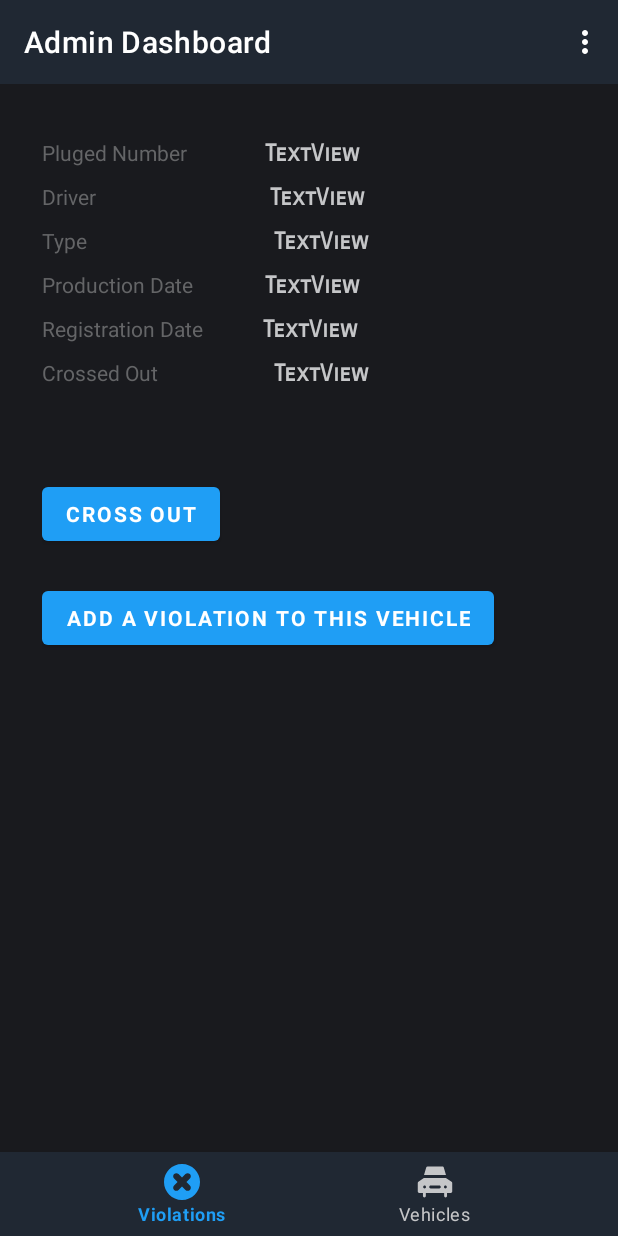
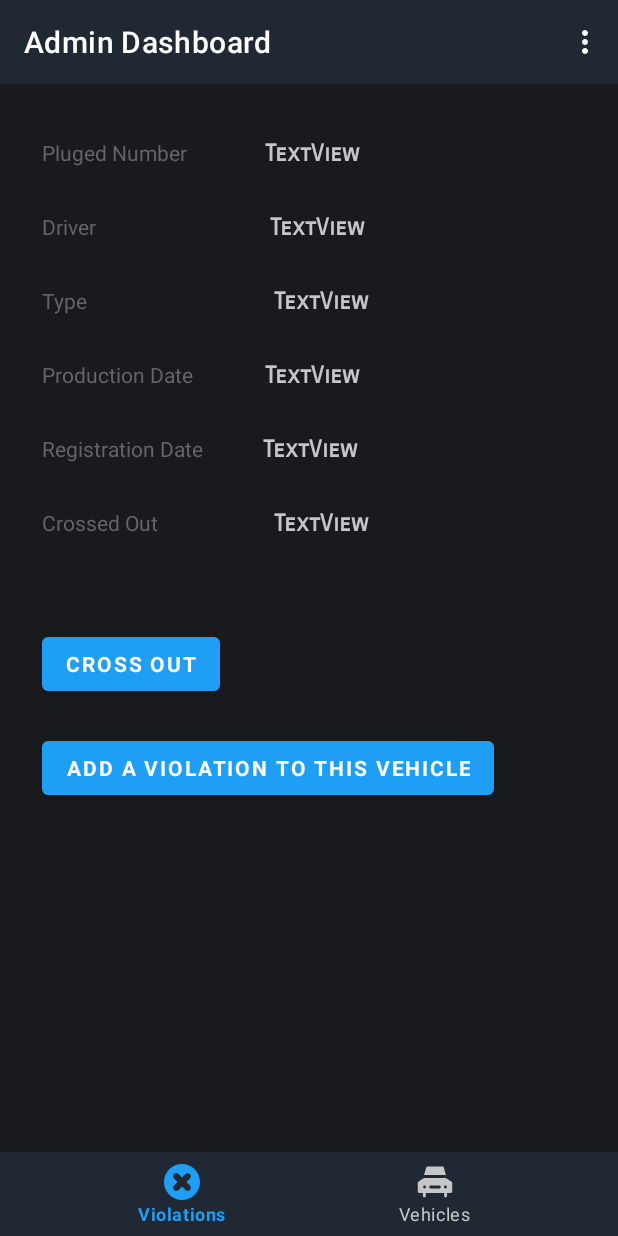
Before and after one commit to Tamashii90/android-hw, an Android app: the fragment VehicleDetailsFragment placed in its activity, on a phone screen of 412 x 824 dp. Run offline under Robolectric (Android 15) with nearby library versions, the light colour scheme and no system bars; our stand-ins replace navigation-ui; Roboto replaces fonts that are not available here; 8 statements that could not run were skipped.

Commit message:
fix small spacing issue

```diff
--- a/app/src/main/res/layout/fragment_vehicle_details.xml
+++ b/app/src/main/res/layout/fragment_vehicle_details.xml
@@ -31,7 +31,7 @@
                 app:layout_constraintStart_toStartOf="parent"
                 android:id="@+id/textView11"
                 app:layout_constraintTop_toBottomOf="@+id/textView10"
-                android:layout_marginTop="10dp"
+                android:layout_marginTop="30dp"
                 android:textColor="@color/text_dark"/>
 
         <TextView
@@ -41,7 +41,7 @@
                 app:layout_constraintStart_toStartOf="parent"
                 android:id="@+id/textView13"
                 app:layout_constraintTop_toBottomOf="@+id/textView11"
-                android:layout_marginTop="10dp"
+                android:layout_marginTop="30dp"
                 android:textColor="@color/text_dark"/>
 
         <TextView
@@ -51,7 +51,7 @@
                 app:layout_constraintStart_toStartOf="parent"
                 android:id="@+id/textView15"
                 app:layout_constraintTop_toBottomOf="@+id/textView14"
-                android:layout_marginTop="10dp"
+                android:layout_marginTop="30dp"
                 android:textColor="@color/text_dark"/>
 
         <TextView
@@ -61,7 +61,7 @@
                 app:layout_constraintStart_toStartOf="parent"
                 android:id="@+id/textView14"
                 app:layout_constraintTop_toBottomOf="@+id/textView13"
-                android:layout_marginTop="10dp"
+                android:layout_marginTop="30dp"
                 android:textColor="@color/text_dark"/>
 
         <TextView
@@ -71,74 +71,80 @@
                 app:layout_constraintStart_toStartOf="parent"
                 android:id="@+id/textView10"
                 app:layout_constraintTop_toBottomOf="@+id/textView9"
-                android:layout_marginTop="10dp"
+                android:layout_marginTop="30dp"
                 android:textColor="@color/text_dark"/>
 
         <TextView
                 android:text="TextView"
-                android:layout_width="wrap_content"
+                android:layout_width="0dp"
                 android:layout_height="wrap_content"
                 android:id="@+id/textView_vehicle_type"
                 android:layout_marginStart="124dp"
                 app:layout_constraintStart_toEndOf="@+id/textView11"
                 app:layout_constraintBaseline_toBaselineOf="@+id/textView11"
                 style="@style/MyLabel"
-                android:textColor="@color/text"/>
+                android:textColor="@color/text"
+                app:layout_constraintEnd_toEndOf="parent"/>
 
         <TextView
                 android:text="TextView"
-                android:layout_width="wrap_content"
+                android:layout_width="0dp"
                 android:layout_height="wrap_content"
                 android:id="@+id/textView_vehicle_driver"
                 app:layout_constraintBaseline_toBaselineOf="@+id/textView10"
                 app:layout_constraintStart_toEndOf="@+id/textView10"
                 android:layout_marginStart="116dp"
                 android:textColor="@color/text"
-                style="@style/MyLabel"/>
+                style="@style/MyLabel"
+                app:layout_constraintEnd_toEndOf="parent"/>
 
         <TextView
                 android:text="TextView"
-                android:layout_width="wrap_content"
+                android:layout_width="0dp"
                 android:layout_height="wrap_content"
                 android:id="@+id/textView_vehicle_pluged_number"
                 app:layout_constraintBaseline_toBaselineOf="@+id/textView9"
                 app:layout_constraintStart_toEndOf="@+id/textView9"
                 android:layout_marginStart="52dp"
                 android:textColor="@color/text"
-                style="@style/MyLabel"/>
+                style="@style/MyLabel"
+                app:layout_constraintEnd_toEndOf="parent"/>
 
         <TextView
                 android:text="TextView"
-                android:layout_width="wrap_content"
+                android:layout_width="0dp"
                 android:layout_height="wrap_content"
                 android:id="@+id/textView_prod_date"
                 app:layout_constraintStart_toEndOf="@+id/textView13"
                 android:layout_marginStart="48dp"
                 app:layout_constraintBaseline_toBaselineOf="@+id/textView13"
                 android:textColor="@color/text"
-                style="@style/MyLabel"/>
+                style="@style/MyLabel"
+                app:layout_constraintEnd_toEndOf="parent"/>
 
         <TextView
                 android:text="TextView"
-                android:layout_width="wrap_content"
+                android:layout_width="0dp"
                 android:layout_height="wrap_content"
                 android:id="@+id/textView_register_date"
                 app:layout_constraintBaseline_toBaselineOf="@+id/textView14"
                 app:layout_constraintStart_toEndOf="@+id/textView14"
                 android:layout_marginStart="40dp"
                 android:textColor="@color/text"
-                style="@style/MyLabel"/>
+                style="@style/MyLabel"
+                app:layout_constraintEnd_toEndOf="parent"/>
 
         <TextView
                 android:text="TextView"
-                android:layout_width="wrap_content"
+                android:layout_width="0dp"
                 android:layout_height="wrap_content"
                 android:id="@+id/textView_register_crossOut"
                 app:layout_constraintBaseline_toBaselineOf="@+id/textView15"
                 app:layout_constraintStart_toEndOf="@+id/textView15"
                 android:layout_marginStart="77dp"
                 android:textColor="@color/text"
-                style="@style/MyLabel"/>
+                style="@style/MyLabel"
+                app:layout_constraintEnd_toEndOf="parent"/>
 
         <Button
                 android:text="Cross Out"
--- a/app/src/main/res/layout/fragment_violation_details_user.xml
+++ b/app/src/main/res/layout/fragment_violation_details_user.xml
@@ -46,7 +46,7 @@
                 android:layout_height="wrap_content"
                 android:id="@+id/textView4"
                 app:layout_constraintStart_toStartOf="@+id/textView"
-                android:layout_marginTop="33dp"
+                android:layout_marginTop="36dp"
                 app:layout_constraintTop_toBottomOf="@+id/textView"
                 android:textColor="@color/text_dark"/>
 
@@ -56,7 +56,7 @@
                 android:layout_height="wrap_content"
                 android:id="@+id/textView5"
                 app:layout_constraintStart_toStartOf="@+id/textView4"
-                android:layout_marginTop="33dp"
+                android:layout_marginTop="36dp"
                 app:layout_constraintTop_toBottomOf="@+id/textView4"
                 android:textColor="@color/text_dark"/>
 
@@ -66,7 +66,7 @@
                 android:layout_height="wrap_content"
                 android:id="@+id/textView7"
                 app:layout_constraintStart_toStartOf="@+id/textView5"
-                android:layout_marginTop="33dp"
+                android:layout_marginTop="36dp"
                 app:layout_constraintTop_toBottomOf="@+id/textView5"
                 android:textColor="@color/text_dark"/>
 
@@ -76,7 +76,7 @@
                 android:layout_height="wrap_content"
                 android:id="@+id/textView8"
                 app:layout_constraintStart_toStartOf="@+id/textView7"
-                android:layout_marginTop="33dp"
+                android:layout_marginTop="36dp"
                 app:layout_constraintTop_toBottomOf="@+id/textView7"
                 android:textColor="@color/text_dark"/>
 
@@ -86,7 +86,7 @@
                 android:layout_height="wrap_content"
                 android:id="@+id/textView17"
                 app:layout_constraintStart_toStartOf="@+id/textView8"
-                android:layout_marginTop="33dp"
+                android:layout_marginTop="36dp"
                 app:layout_constraintTop_toBottomOf="@+id/textView8"
                 android:textColor="@color/text_dark"/>
 
```
